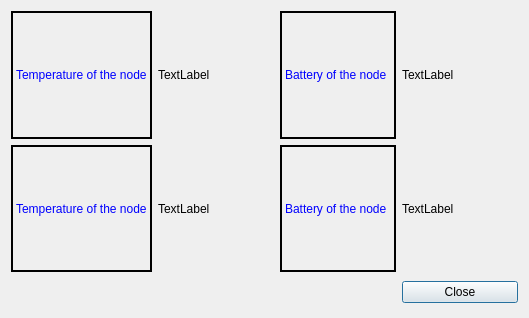
Above: ankit/form.ui from girishramnani/rpi_projects before the change. Below: the same form after it.
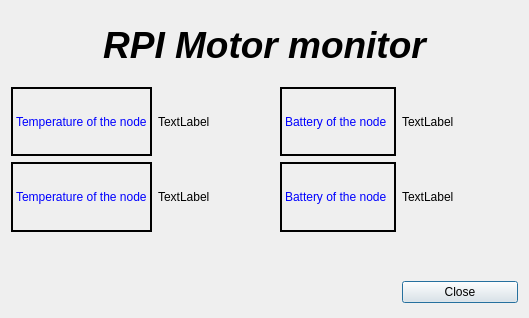
That is the form after the change.

What changed in the file:
```diff
--- a/ankit/form.ui
+++ b/ankit/form.ui
@@ -20,7 +20,7 @@
    <bool>false</bool>
   </property>
   <layout class="QGridLayout" name="gridLayout">
-   <item row="1" column="0">
+   <item row="4" column="0">
     <widget class="QLabel" name="l10">
      <property name="styleSheet">
       <string notr="true">border-color: rgb(104, 34, 255);
@@ -32,14 +32,14 @@
      </property>
     </widget>
    </item>
-   <item row="1" column="3">
+   <item row="4" column="3">
     <widget class="QLabel" name="v11">
      <property name="text">
       <string>TextLabel</string>
      </property>
     </widget>
    </item>
-   <item row="0" column="2">
+   <item row="2" column="2">
     <widget class="QLabel" name="l01">
      <property name="styleSheet">
       <string notr="true">border: 2px solid black;
@@ -50,14 +50,14 @@
      </property>
     </widget>
    </item>
-   <item row="0" column="3">
+   <item row="2" column="3">
     <widget class="QLabel" name="v01">
      <property name="text">
       <string>TextLabel</string>
      </property>
     </widget>
    </item>
-   <item row="0" column="0">
+   <item row="2" column="0">
     <widget class="QLabel" name="l00">
      <property name="styleSheet">
       <string notr="true">border-color: rgb(104, 34, 255);
@@ -69,7 +69,14 @@
      </property>
     </widget>
    </item>
-   <item row="2" column="1">
+   <item row="6" column="3">
+    <widget class="QPushButton" name="closeButton">
+     <property name="text">
+      <string>Close</string>
+     </property>
+    </widget>
+   </item>
+   <item row="6" column="1">
     <spacer name="verticalSpacer">
      <property name="orientation">
       <enum>Qt::Vertical</enum>
@@ -85,21 +92,21 @@
      </property>
     </spacer>
    </item>
-   <item row="1" column="1">
+   <item row="4" column="1">
     <widget class="QLabel" name="v10">
      <property name="text">
       <string>TextLabel</string>
      </property>
     </widget>
    </item>
-   <item row="0" column="1">
+   <item row="2" column="1">
     <widget class="QLabel" name="v00">
      <property name="text">
       <string>TextLabel</string>
      </property>
     </widget>
    </item>
-   <item row="1" column="2">
+   <item row="4" column="2">
     <widget class="QLabel" name="l11">
      <property name="styleSheet">
       <string notr="true">border: 2px solid black;
@@ -110,10 +117,26 @@
      </property>
     </widget>
    </item>
-   <item row="2" column="3">
-    <widget class="QPushButton" name="closeButton">
+   <item row="5" column="1">
+    <spacer name="verticalSpacer_2">
+     <property name="orientation">
+      <enum>Qt::Vertical</enum>
+     </property>
+     <property name="sizeType">
+      <enum>QSizePolicy::Fixed</enum>
+     </property>
+     <property name="sizeHint" stdset="0">
+      <size>
+       <width>20</width>
+       <height>40</height>
+      </size>
+     </property>
+    </spacer>
+   </item>
+   <item row="1" column="0" colspan="4">
+    <widget class="QLabel" name="heading">
      <property name="text">
-      <string>Close</string>
+      <string>&lt;html&gt;&lt;head/&gt;&lt;body&gt;&lt;p align=&quot;center&quot;&gt;&lt;span style=&quot; font-size:28pt; font-weight:600; font-style:italic;&quot;&gt;RPI Motor monitor&lt;/span&gt;&lt;/p&gt;&lt;/body&gt;&lt;/html&gt;</string>
      </property>
     </widget>
    </item>
```
